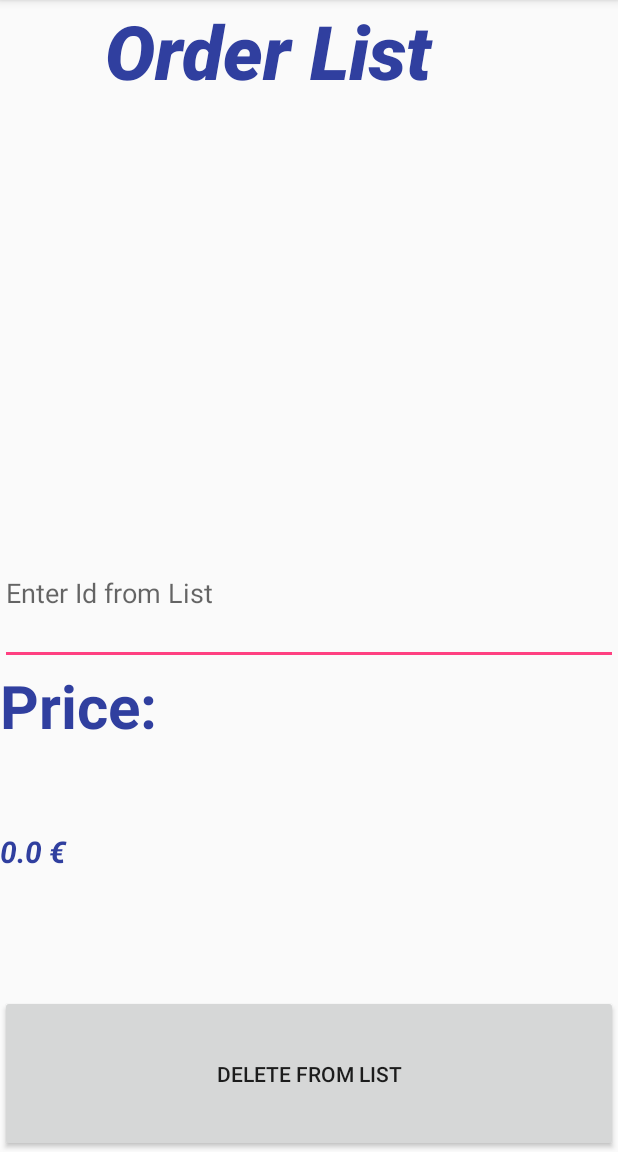
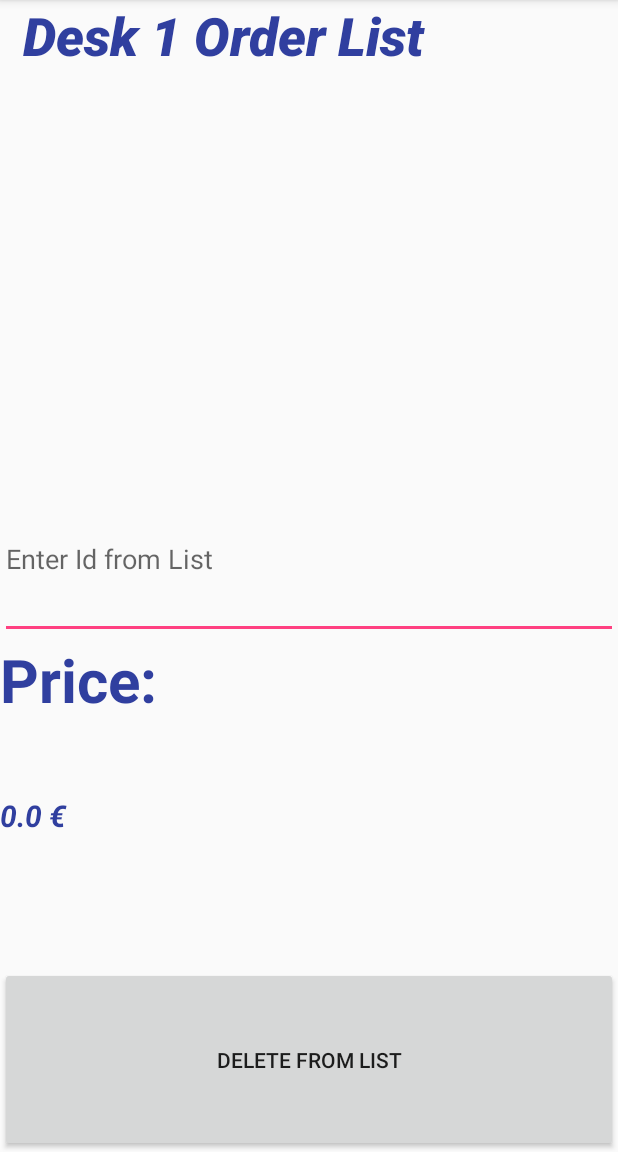
Before and after one commit to omerfatih97/BillCalculater, an Android app: the screen it shows after launch (OrderActivity), after a tap on an icon or button, on a phone screen of 412 x 824 dp, the part 84-1236 px from its top. Run offline under Robolectric (Android 15) with nearby library versions, the phone set to English and light mode, and no system bars; 3 other taps on this screen came first.

Commit message:
Commit fixed delete data function in Order list page and fixed in Data Helper

```diff
--- a/app/src/main/java/com/example/fatih/billcalculater/DataHelper.java
+++ b/app/src/main/java/com/example/fatih/billcalculater/DataHelper.java
@@ -166,9 +166,9 @@ public class DataHelper extends SQLiteOpenHelper {
             if (c.getCount()>0){
                 while (c.moveToNext()){
                     String food_name = c.getString(c.getColumnIndex("food_id"));
-                    String desk = c.getString(c.getColumnIndex("desk_id"));
+                    String id = c.getString(c.getColumnIndex("id"));
 
-                    listorder.add(desk+":  "+food_name);
+                    listorder.add(id+""+food_name);
                 }
             }
             db.setTransactionSuccessful();
@@ -197,8 +197,37 @@ public class DataHelper extends SQLiteOpenHelper {
         return price;
     }
 
+    public double findDesk(String desk){
+        double total=0,variable=0;
+        SQLiteDatabase db = this.getReadableDatabase();
+        db.beginTransaction();
+        try {
+            String selecQuery = "SELECT * FROM "+Table_Order;
+            Cursor c = db.query("ord",null,"desk_id=?",new String[]{desk},null,null,null);
+            if (c.getCount()>0){
+                while (c.moveToNext()){
+                    variable=c.getDouble(c.getColumnIndex("total"));
+                    total+=variable;
+                }
+            }
+            db.setTransactionSuccessful();
+        }catch (Exception e){
+            e.printStackTrace();
+        }
+        finally {
+            db.endTransaction();
+            db.close();
+        }
+        return total;
+    }
+
     public Integer deleteData(String id){
         SQLiteDatabase db = this.getWritableDatabase();
         return db.delete(Table_Order,"desk_id=?",new String[]{id});
     }
+    public Integer deleteOrder(String id){
+        SQLiteDatabase db = this.getWritableDatabase();
+        return db.delete(Table_Order,"id=?",new String[]{id});
+    }
+
 }
--- a/app/src/main/java/com/example/fatih/billcalculater/MainActivity.java
+++ b/app/src/main/java/com/example/fatih/billcalculater/MainActivity.java
@@ -203,8 +203,6 @@ public class MainActivity extends AppCompatActivity  {
 
 
                     gecici=orderDesk[i];
-                    //Toast.makeText(MainActivity.this,"Geldi ",Toast.LENGTH_LONG).show();
-                    //dataHelper.deleteData(gecici);
                     delData(gecici);
                     i++;
                 }
--- a/app/src/main/java/com/example/fatih/billcalculater/OrderActivity.java
+++ b/app/src/main/java/com/example/fatih/billcalculater/OrderActivity.java
@@ -32,7 +32,10 @@ public class OrderActivity extends AppCompatActivity {
         setContentView(R.layout.activity_order);
         Intent intent = getIntent();
         String Desk=intent.getStringExtra(MainActivity.DeskPos);
-        Double Price=dataHelper.findDesk(desk);
+        TextView orderList=(TextView)findViewById(R.id.Order_List);
+        orderList.setText(""+Desk+" Order List");
+        Toast.makeText(OrderActivity.this," "+Desk,Toast.LENGTH_LONG).show();
+        Double Price=dataHelper.findDesk(Desk);
 
         final ArrayList<String>arrayList1=new ArrayList<String>();
 
@@ -48,9 +51,17 @@ public class OrderActivity extends AppCompatActivity {
         TextView price= (TextView) findViewById(R.id.textViewPrice);
         price.setText(Price+" €");
 
+    }
 
-
-
+    public int delData(String id){
+        Intent intent = getIntent();
+        String desk=intent.getStringExtra(MainActivity.DeskPos);
+        int res =dataHelper.deleteOrder(id);
+        final ArrayList<String> listOrder= dataHelper.getAllOrder(desk);
+        final ArrayAdapter<String>adapter1=new ArrayAdapter<String>(this,android.R.layout.simple_list_item_1,listOrder);
+        lv.setAdapter(adapter1);
+        adapter1.notifyDataSetChanged();
+        return res;
     }
 
 
--- a/app/src/main/res/layout/activity_order.xml
+++ b/app/src/main/res/layout/activity_order.xml
@@ -12,17 +12,16 @@
         android:layout_width="match_parent"
         android:layout_height="72dp"
         android:layout_weight="1"
-        android:paddingLeft="70dp"
-        android:text="Order List"
+        android:paddingLeft="15dp"
         android:textAppearance="@style/TextAppearance.AppCompat.SearchResult.Title"
         android:textColor="@color/colorPrimaryDark"
-        android:textSize="50sp"
+        android:textSize="35sp"
         android:textStyle="bold|italic" />
 
     <ListView
         android:id="@+id/listView_lv"
         android:layout_width="match_parent"
-        android:layout_height="256dp"
+        android:layout_height="218dp"
         android:layout_weight="2">
 
     </ListView>
@@ -39,7 +38,7 @@
     <TextView
         android:id="@+id/textViewShowPrice"
         android:layout_width="match_parent"
-        android:layout_height="84dp"
+        android:layout_height="63dp"
         android:layout_weight="4"
         android:text="Price:"
         android:textColor="@color/colorPrimaryDark"
@@ -49,7 +48,7 @@
     <TextView
         android:id="@+id/textViewPrice"
         android:layout_width="match_parent"
-        android:layout_height="76dp"
+        android:layout_height="63dp"
         android:layout_weight="5"
         android:textColor="@color/colorPrimaryDark"
         android:textSize="20sp"
```
Also changed, not shown: app/src/main/res/layout/activity_main.xml (+12 -8 lines).
